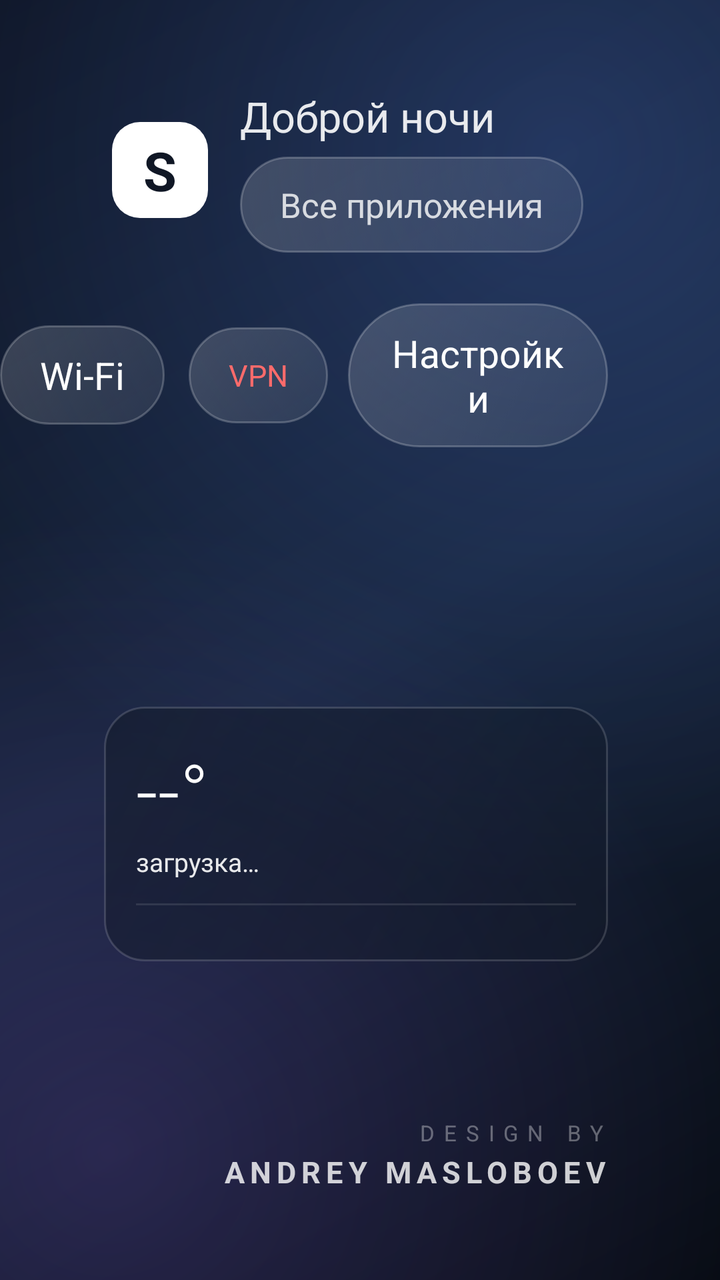
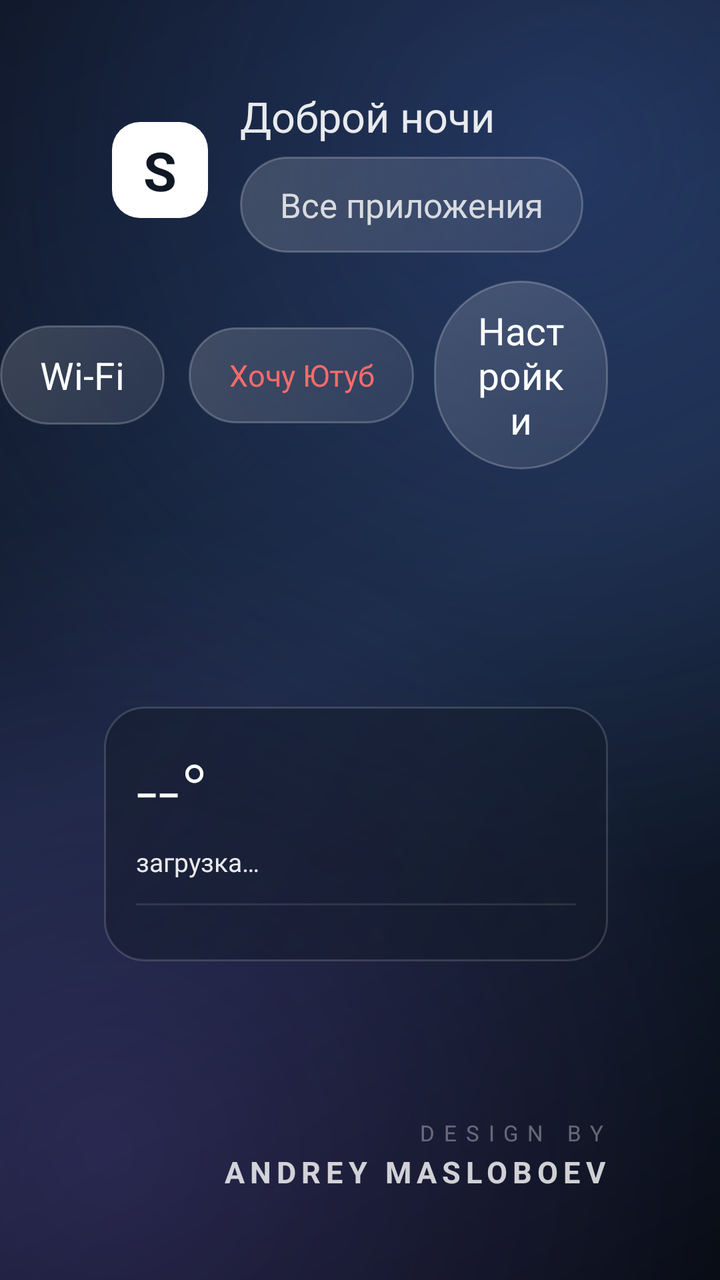

Compare the two renders of this Android layout. The source of the first and the diff that turns it into the second are given below.
<!-- AndroidManifest.xml: activity theme AppTheme -->
<!-- res/layout/activity_main.xml -->
﻿<?xml version="1.0" encoding="utf-8"?>
<FrameLayout xmlns:android="http://schemas.android.com/apk/res/android" android:id="@+id/root" android:layout_width="match_parent" android:layout_height="match_parent" android:background="@drawable/bg_home">

    
    <View android:id="@+id/tintA" android:layout_width="match_parent" android:layout_height="match_parent" android:alpha="0" />

    <View android:id="@+id/tintB" android:layout_width="match_parent" android:layout_height="match_parent" android:alpha="0" />

    
    <LinearLayout android:layout_width="wrap_content" android:layout_height="wrap_content" android:layout_gravity="top|start" android:layout_marginTop="44dp" android:layout_marginStart="56dp" android:orientation="horizontal" android:gravity="center_vertical">

        <TextView android:layout_width="48dp" android:layout_height="48dp" android:background="@drawable/logo_bg" android:gravity="center" android:text="S" android:textColor="#FF101725" android:textSize="27sp" android:textStyle="bold" />

        <LinearLayout android:layout_width="wrap_content" android:layout_height="wrap_content" android:layout_marginStart="16dp" android:orientation="vertical">

            <TextView android:id="@+id/tvGreeting" android:layout_width="wrap_content" android:layout_height="wrap_content" android:text="Доброй ночи" android:textColor="#E6FFFFFF" android:textSize="21sp" />

            <TextView android:id="@+id/tvAllApps" android:layout_width="wrap_content" android:layout_height="wrap_content" android:layout_marginTop="6dp" android:background="@drawable/pill_bg" android:minHeight="48dp" android:gravity="center" android:focusable="true" android:focusableInTouchMode="true" android:clickable="true" android:paddingStart="20dp" android:paddingEnd="20dp" android:paddingTop="12dp" android:paddingBottom="12dp" android:text="Все приложения" android:textColor="#CCFFFFFF" android:textSize="17sp" />
        </LinearLayout>
    </LinearLayout>

    
    <LinearLayout android:id="@+id/appsWrap" android:layout_width="match_parent" android:layout_height="match_parent" android:orientation="vertical" android:gravity="center_vertical" android:paddingStart="56dp" android:paddingEnd="56dp" android:paddingTop="320dp" android:paddingBottom="132dp">

        <LinearLayout android:id="@+id/appsGrid" android:layout_width="match_parent" android:layout_height="wrap_content" android:orientation="vertical" />
    </LinearLayout>

    
    <LinearLayout android:layout_width="wrap_content" android:layout_height="wrap_content" android:layout_gravity="top|end" android:orientation="vertical" android:gravity="end" android:layout_marginTop="40dp" android:layout_marginEnd="56dp">

        <LinearLayout android:layout_width="wrap_content" android:layout_height="wrap_content" android:orientation="horizontal" android:gravity="center_vertical">

            <TextView android:id="@+id/tvNetwork" android:layout_width="wrap_content" android:layout_height="wrap_content" android:background="@drawable/pill_bg" android:minHeight="48dp" android:gravity="center" android:focusable="true" android:focusableInTouchMode="true" android:clickable="true" android:paddingStart="20dp" android:paddingEnd="20dp" android:paddingTop="12dp" android:paddingBottom="12dp" android:text="Wi-Fi" android:textColor="#FFFFFFFF" android:textSize="19sp" />

              <TextView android:id="@+id/tvVpn" android:layout_width="wrap_content" android:layout_height="wrap_content" android:layout_marginStart="12dp" android:background="@drawable/pill_bg" android:minHeight="48dp" android:gravity="center" android:focusable="true" android:focusableInTouchMode="true" android:clickable="true" android:paddingStart="20dp" android:paddingEnd="20dp" android:paddingTop="12dp" android:paddingBottom="12dp" android:text="VPN" android:textColor="#FFFF6B6B" android:textSize="15sp" />

            <TextView android:id="@+id/tvSettings" android:layout_width="wrap_content" android:layout_height="wrap_content" android:layout_marginStart="10dp" android:background="@drawable/pill_bg" android:minHeight="48dp" android:gravity="center" android:focusable="true" android:focusableInTouchMode="true" android:clickable="true" android:paddingStart="20dp" android:paddingEnd="20dp" android:paddingTop="12dp" android:paddingBottom="12dp" android:text="Настройки" android:textColor="#FFFFFFFF" android:textSize="19sp" />

            <TextView android:id="@+id/tvClock" android:layout_width="wrap_content" android:layout_height="wrap_content" android:layout_marginStart="22dp" android:text="00:00" android:textColor="#FFFFFFFF" android:textSize="46sp" android:fontFamily="sans-serif-light" />

            <LinearLayout android:layout_width="wrap_content" android:layout_height="wrap_content" android:orientation="vertical" android:layout_marginStart="14dp">

                <TextView android:id="@+id/tvDate" android:layout_width="wrap_content" android:layout_height="wrap_content" android:text="ВТОРНИК" android:textColor="#B3FFFFFF" android:textSize="17sp" android:letterSpacing="0.08" />

                <TextView android:id="@+id/tvDateNum" android:layout_width="wrap_content" android:layout_height="wrap_content" android:text="4 НОЯБРЯ" android:textColor="#80FFFFFF" android:textSize="16sp" android:letterSpacing="0.06" />
            </LinearLayout>
        </LinearLayout>

        <LinearLayout android:id="@+id/weatherCard" android:layout_width="252dp" android:layout_height="wrap_content" android:layout_marginTop="18dp" android:background="@drawable/card_bg" android:orientation="vertical" android:padding="16dp">

            <LinearLayout android:layout_width="match_parent" android:layout_height="wrap_content" android:orientation="horizontal" android:gravity="center_vertical">

                <TextView android:id="@+id/tvWeatherTemp" android:layout_width="wrap_content" android:layout_height="wrap_content" android:text="--°" android:textColor="#FFFFFFFF" android:textSize="38sp" android:fontFamily="sans-serif-light" />

                <TextView android:layout_width="0dp" android:layout_height="wrap_content" android:layout_weight="1" android:text="" />

                <TextView android:id="@+id/tvWeatherIcon" android:layout_width="wrap_content" android:layout_height="wrap_content" android:text="" android:textSize="24sp" />
            </LinearLayout>

            <LinearLayout android:layout_width="match_parent" android:layout_height="wrap_content" android:orientation="horizontal" android:gravity="center_vertical" android:layout_marginTop="2dp">

                <TextView android:id="@+id/tvWeatherCond" android:layout_width="wrap_content" android:layout_height="wrap_content" android:text="загрузка…" android:textColor="#E6FFFFFF" android:textSize="13sp" android:maxLines="1" android:ellipsize="end" />

                <TextView android:id="@+id/tvWeatherCity" android:layout_width="wrap_content" android:layout_height="wrap_content" android:layout_marginStart="6dp" android:text="" android:textColor="#8FB3D9" android:textSize="13sp" android:maxLines="1" android:ellipsize="end" />
            </LinearLayout>

            <View android:layout_width="match_parent" android:layout_height="1dp" android:layout_marginTop="12dp" android:background="#1AFFFFFF" />

            <LinearLayout android:id="@+id/weekRow" android:layout_width="match_parent" android:layout_height="wrap_content" android:layout_marginTop="12dp" android:orientation="horizontal" android:baselineAligned="false" />
        </LinearLayout>
    </LinearLayout>

    
    <LinearLayout android:id="@+id/allAppsPanel" android:layout_width="match_parent" android:layout_height="match_parent" android:background="#E60A0F1A" android:orientation="vertical" android:paddingStart="56dp" android:paddingEnd="56dp" android:paddingTop="40dp" android:paddingBottom="32dp" android:visibility="gone">

    <TextView android:layout_width="wrap_content" android:layout_height="wrap_content" android:text="Все приложения" android:textColor="#FFFFFFFF" android:textSize="27sp" android:layout_marginBottom="18dp" />

    <ScrollView android:layout_width="match_parent" android:layout_height="0dp" android:layout_weight="1" android:scrollbars="none">

    <LinearLayout android:id="@+id/allAppsGrid" android:layout_width="match_parent" android:layout_height="wrap_content" android:orientation="vertical" />
    </ScrollView>
    </LinearLayout>

        
    <LinearLayout android:id="@+id/signature" android:layout_width="wrap_content" android:layout_height="wrap_content" android:layout_gravity="bottom|end" android:focusable="true" android:layout_marginEnd="56dp" android:layout_marginBottom="44dp" android:orientation="vertical" android:gravity="end">

        <TextView android:id="@+id/tvDesignBy" android:layout_width="wrap_content" android:layout_height="wrap_content" android:text="DESIGN BY" android:textColor="#59FFFFFF" android:textSize="11sp" android:letterSpacing="0.42" />

        <TextView android:id="@+id/tvAuthor" android:layout_width="wrap_content" android:layout_height="wrap_content" android:layout_marginTop="2dp" android:text="ANDREY MASLOBOEV" android:textColor="#CCFFFFFF" android:textSize="15sp" android:textStyle="bold" android:letterSpacing="0.18" />
    </LinearLayout>
</FrameLayout>
<!-- resources referenced by this layout -->
<resources>
  <!-- drawable bg_home (drawable) -->
  <?xml version="1.0" encoding="utf-8"?>
  <layer-list xmlns:android="http://schemas.android.com/apk/res/android">
      <item>
          <shape android:shape="rectangle">
              <gradient
                  android:type="linear"
                  android:angle="315"
                  android:startColor="#FF0C1220"
                  android:centerColor="#FF16233A"
                  android:endColor="#FF080C14" />
          </shape>
      </item>
      <item>
          <shape android:shape="rectangle">
              <gradient
                  android:type="radial"
                  android:gradientRadius="1100"
                  android:centerX="0.78"
                  android:centerY="0.12"
                  android:startColor="#3D5C8FFF"
                  android:endColor="#005C8FFF" />
          </shape>
      </item>
      <item>
          <shape android:shape="rectangle">
              <gradient
                  android:type="radial"
                  android:gradientRadius="950"
                  android:centerX="0.15"
                  android:centerY="0.9"
                  android:startColor="#2E9B6BFF"
                  android:endColor="#009B6BFF" />
          </shape>
      </item>
  </layer-list>
  <!-- drawable card_bg (drawable) -->
  <?xml version="1.0" encoding="utf-8"?>
  <shape xmlns:android="http://schemas.android.com/apk/res/android" android:shape="rectangle">
      
      <gradient
          android:type="linear"
          android:angle="315"
          android:startColor="#80101826"
          android:endColor="#59101826" />
      <corners android:radius="20dp" />
      <stroke android:width="1dp" android:color="#26FFFFFF" />
  </shape>
  <!-- drawable logo_bg (drawable) -->
  <?xml version="1.0" encoding="utf-8"?>
  <shape xmlns:android="http://schemas.android.com/apk/res/android" android:shape="rectangle">
      <solid android:color="#FFFFFFFF" />
      <corners android:radius="14dp" />
  </shape>
  <!-- drawable pill_bg (drawable) -->
  <?xml version="1.0" encoding="utf-8"?>
  <selector xmlns:android="http://schemas.android.com/apk/res/android">
      <item android:state_focused="true">
          <shape android:shape="rectangle">
              <gradient android:type="linear" android:angle="315"
                  android:startColor="#F7FFFFFF" android:endColor="#E4EFF7FF" />
              <corners android:radius="999dp" />
              <stroke android:width="1dp" android:color="#66FFFFFF" />
          </shape>
      </item>
      <item>
          <shape android:shape="rectangle">
              <gradient android:type="linear" android:angle="315"
                  android:startColor="#2BFFFFFF" android:endColor="#14FFFFFF" />
              <corners android:radius="999dp" />
              <stroke android:width="1dp" android:color="#38FFFFFF" />
          </shape>
      </item>
  </selector>
  <style name="AppTheme" parent="@android:style/Theme.DeviceDefault.NoActionBar">
          <item name="android:windowFullscreen">true</item>
          <item name="android:windowBackground">@android:color/black</item>
          <item name="android:windowNoTitle">true</item>
          <item name="android:windowActionBar">false</item>
          <item name="android:windowContentOverlay">@null</item>
          <item name="android:windowLayoutInDisplayCutoutMode">shortEdges</item>
      </style>
</resources>

<!-- the commit's change to res/layout/activity_main.xml (unified diff, before → after) -->
@@ -1,4 +1,4 @@
-﻿<?xml version="1.0" encoding="utf-8"?>
+<?xml version="1.0" encoding="utf-8"?>
 <FrameLayout xmlns:android="http://schemas.android.com/apk/res/android" android:id="@+id/root" android:layout_width="match_parent" android:layout_height="match_parent" android:background="@drawable/bg_home">
 
     
@@ -32,7 +32,7 @@
 
             <TextView android:id="@+id/tvNetwork" android:layout_width="wrap_content" android:layout_height="wrap_content" android:background="@drawable/pill_bg" android:minHeight="48dp" android:gravity="center" android:focusable="true" android:focusableInTouchMode="true" android:clickable="true" android:paddingStart="20dp" android:paddingEnd="20dp" android:paddingTop="12dp" android:paddingBottom="12dp" android:text="Wi-Fi" android:textColor="#FFFFFFFF" android:textSize="19sp" />
 
-              <TextView android:id="@+id/tvVpn" android:layout_width="wrap_content" android:layout_height="wrap_content" android:layout_marginStart="12dp" android:background="@drawable/pill_bg" android:minHeight="48dp" android:gravity="center" android:focusable="true" android:focusableInTouchMode="true" android:clickable="true" android:paddingStart="20dp" android:paddingEnd="20dp" android:paddingTop="12dp" android:paddingBottom="12dp" android:text="VPN" android:textColor="#FFFF6B6B" android:textSize="15sp" />
+              <TextView android:id="@+id/tvVpn" android:layout_width="wrap_content" android:layout_height="wrap_content" android:layout_marginStart="12dp" android:background="@drawable/pill_bg" android:minHeight="48dp" android:gravity="center" android:focusable="true" android:focusableInTouchMode="true" android:clickable="true" android:paddingStart="20dp" android:paddingEnd="20dp" android:paddingTop="12dp" android:paddingBottom="12dp" android:text="Хочу Ютуб" android:textColor="#FFFF6B6B" android:textSize="15sp" />
 
             <TextView android:id="@+id/tvSettings" android:layout_width="wrap_content" android:layout_height="wrap_content" android:layout_marginStart="10dp" android:background="@drawable/pill_bg" android:minHeight="48dp" android:gravity="center" android:focusable="true" android:focusableInTouchMode="true" android:clickable="true" android:paddingStart="20dp" android:paddingEnd="20dp" android:paddingTop="12dp" android:paddingBottom="12dp" android:text="Настройки" android:textColor="#FFFFFFFF" android:textSize="19sp" />
 
